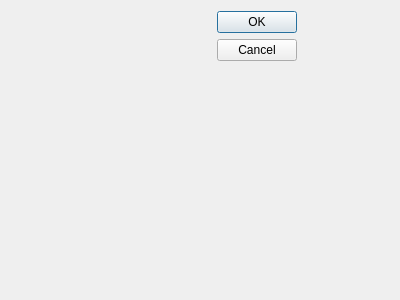
Old version of the form bAdmin/dialoginfo.ui in the repository arcirk/bAdmin.
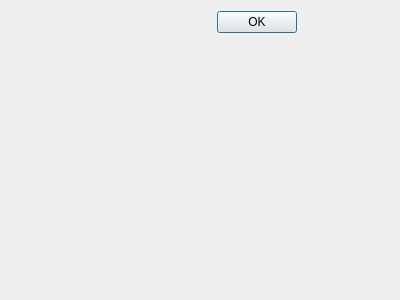
New version of the form.

```diff
--- a/bAdmin/dialoginfo.ui
+++ b/bAdmin/dialoginfo.ui
@@ -45,7 +45,7 @@
       <enum>Qt::Vertical</enum>
      </property>
      <property name="standardButtons">
-      <set>QDialogButtonBox::Cancel|QDialogButtonBox::Ok</set>
+      <set>QDialogButtonBox::Ok</set>
      </property>
     </widget>
    </item>
```
